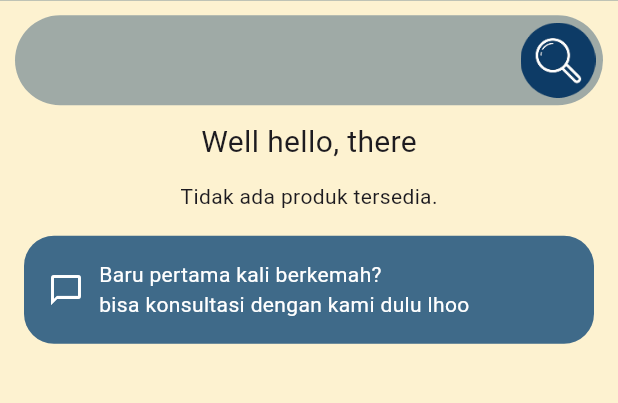
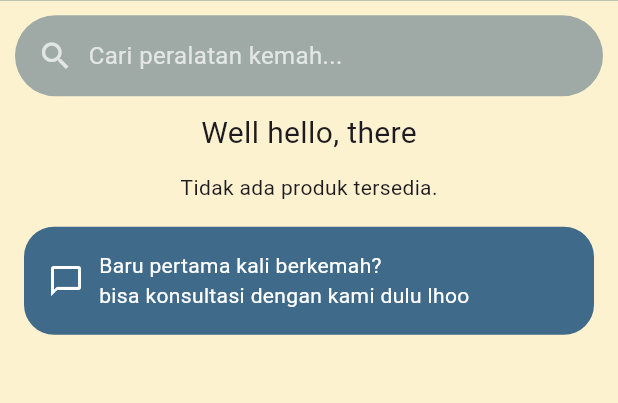
Before and after one commit to Tarz24/TUGAS3PROVIS2025, a Flutter app: the MenuScreen screen opened by its route, on a phone screen of 412 x 824 dp, the part 109-512 px from its top. Run offline on Flutter 3.47's test engine with Material 3 defaults, Android fonts, the phone set to English and light mode, and no system bars; our stand-ins replace flutter_dotenv, supabase_flutter; accounts and stored records are empty; Roboto replaces fonts that are missing (Arial).

Commit message:
mengfungsikan kolom search di atas

```diff
--- a/tugas_provis/lib/menu.dart
+++ b/tugas_provis/lib/menu.dart
@@ -1,5 +1,7 @@
 // lib/menu.dart
 
+// TAMBAHKAN IMPORT untuk halaman search yang akan kita buat
+import 'package:tugas_provis/search.dart';
 import 'package:flutter/material.dart';
 import 'package:tugas_provis/cart.dart';
 import 'package:tugas_provis/checkout.dart';
@@ -7,6 +9,7 @@ import 'package:tugas_provis/produk.dart';
 import 'package:tugas_provis/profile.dart';
 import 'package:tugas_provis/rentals.dart';
 import 'package:tugas_provis/supabase_client.dart';
+
 
 class MenuScreen extends StatefulWidget {
   const MenuScreen({Key? key}) : super(key: key);
@@ -26,10 +29,9 @@ class _MenuScreenState extends State<MenuScreen> {
         child: SingleChildScrollView(
           child: Stack(
             children: [
-              // === Konten utama ===
               Column(
                 children: [
-                  // Header
+                  // Header...
                   Container(
                     padding: const EdgeInsets.fromLTRB(10, 8, 0, 8),
                     color: const Color(0xFF0D3B66),
@@ -55,30 +57,37 @@ class _MenuScreenState extends State<MenuScreen> {
                     ),
                   ),
 
-                  // Search bar
-                  Container(
+                  // ===== PERUBAHAN DI SINI =====
+                  // Bungkus Container search bar dengan GestureDetector
+                  GestureDetector(
+                    onTap: () {
+                      // Navigasi ke halaman SearchPage
+                      Navigator.push(
+                        context,
+                        MaterialPageRoute(builder: (context) => const SearchPage()),
+                      );
+                    },
+                    child: Container(
                       margin: const EdgeInsets.all(10),
-                    padding:
-                        const EdgeInsets.symmetric(horizontal: 5, vertical: 5),
+                      padding: const EdgeInsets.symmetric(
+                          horizontal: 15, vertical: 15), // Padding disesuaikan
                       decoration: BoxDecoration(
                         color: const Color.fromARGB(100, 13, 59, 102),
                         borderRadius: BorderRadius.circular(30),
                       ),
                       child: Row(
-                      children: const [
-                        Expanded(
-                          child: Text(
-                            '',
-                            style: TextStyle(color: Colors.white),
-                          ),
-                        ),
-                        Image(
-                          image: AssetImage('assets/images/searchicon.png'),
-                          height: 50,
+                        children: [
+                          const Icon(Icons.search, color: Colors.white70),
+                          const SizedBox(width: 10),
+                          const Text(
+                            'Cari peralatan kemah...', // Tambahkan placeholder text
+                            style: TextStyle(color: Colors.white70, fontSize: 16),
                           ),
                         ],
                       ),
                     ),
+                  ),
+                  // ===== AKHIR PERUBAHAN =====
 
                   const Padding(
                     padding: EdgeInsets.only(bottom: 12.0),
@@ -88,7 +97,8 @@ class _MenuScreenState extends State<MenuScreen> {
                     ),
                   ),
 
-                  // Daftar Produk Dinamis
+                  // Daftar produk dinamis Anda...
+                  // (Kode FutureBuilder Anda di sini, tidak perlu diubah)
                   FutureBuilder<List<Map<String, dynamic>>>(
                     future: supabase.from('products').select(),
                     builder: (context, snapshot) {
@@ -229,7 +239,8 @@ class _MenuScreenState extends State<MenuScreen> {
                       );
                     },
                   ),
-                  // Chat box
+
+                   // Chat box...
                   Container(
                     width: double.infinity,
                     margin: const EdgeInsets.all(16),
@@ -254,7 +265,7 @@ class _MenuScreenState extends State<MenuScreen> {
                 ],
               ),
 
-              // === Sidebar Kanan dengan tombol X ===
+              // Sidebar...
               if (showSidebar)
                 Align(
                   alignment: Alignment.topRight,
@@ -312,12 +323,10 @@ class _MenuScreenState extends State<MenuScreen> {
                           tooltip: 'Keranjang',
                         ),
                         const SizedBox(height: 20),
-                        // ===== PERUBAHAN DI SINI =====
                         IconButton(
-                          icon: const Icon(Icons.shopping_bag, // atau Icons.receipt_long
+                          icon: const Icon(Icons.shopping_bag,
                               color: Colors.white),
                           onPressed: () {
-                            // Navigasi ke halaman Rental
                             Navigator.push(
                               context,
                               MaterialPageRoute(builder: (context) => const RentalPage()),
@@ -325,7 +334,6 @@ class _MenuScreenState extends State<MenuScreen> {
                           },
                           tooltip: 'Barang Sewaan Saya',
                         ),
-                        // ===== AKHIR PERUBAHAN =====
                         const SizedBox(height: 20),
                         IconButton(
                           icon: const Icon(Icons.chat, color: Colors.white),
```
Lines whose indentation alone changed are shown as unchanged.
